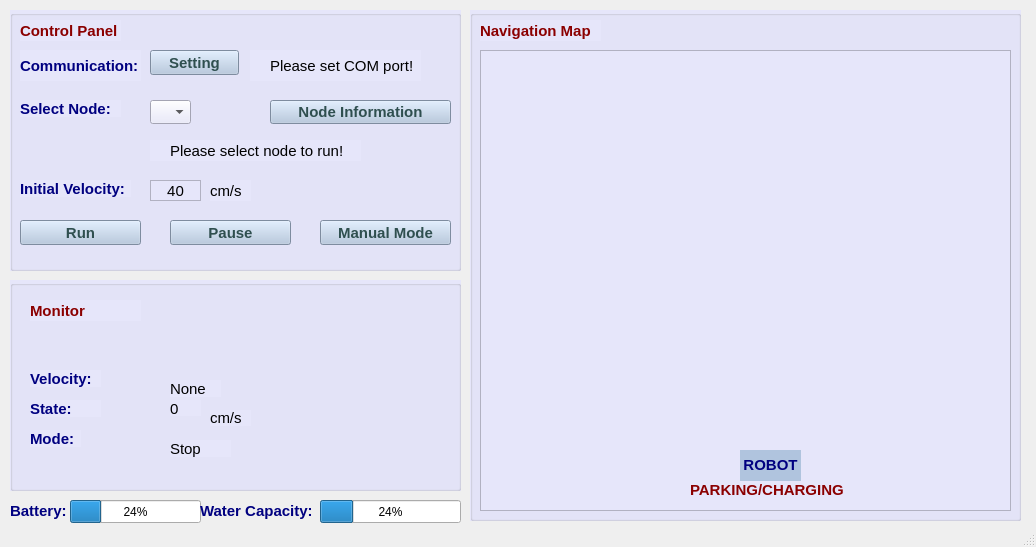
Qt form mainApp/mainwindow.ui (trieu1162000/appUsingQt) before a commit.
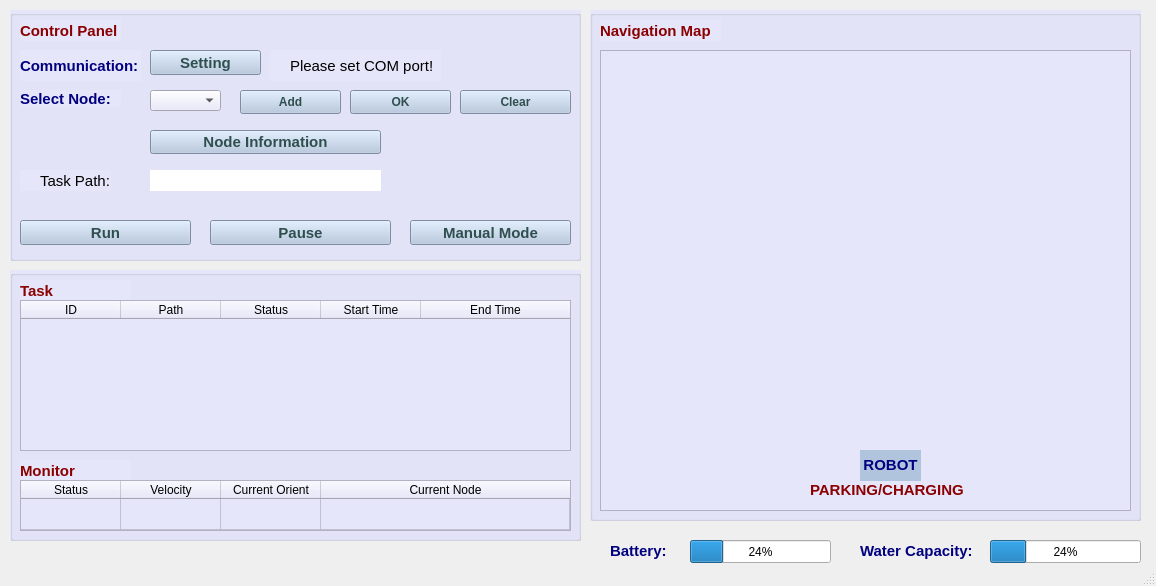
The same form after that commit. Icons and pictures are not drawn.

The edit to the form file:
```diff
--- a/mainApp/mainwindow.ui
+++ b/mainApp/mainwindow.ui
@@ -6,8 +6,8 @@
    <rect>
     <x>0</x>
     <y>0</y>
-    <width>1036</width>
-    <height>547</height>
+    <width>1156</width>
+    <height>586</height>
    </rect>
   </property>
   <property name="windowTitle">
@@ -19,8 +19,8 @@
      <rect>
       <x>10</x>
       <y>10</y>
-      <width>451</width>
-      <height>261</height>
+      <width>571</width>
+      <height>251</height>
      </rect>
     </property>
     <property name="font">
@@ -85,7 +85,7 @@
      <property name="geometry">
       <rect>
        <x>10</x>
-       <y>90</y>
+       <y>80</y>
        <width>101</width>
        <height>17</height>
       </rect>
@@ -108,7 +108,7 @@
       <rect>
        <x>140</x>
        <y>40</y>
-       <width>89</width>
+       <width>111</width>
        <height>25</height>
       </rect>
      </property>
@@ -134,7 +134,7 @@
       <rect>
        <x>10</x>
        <y>210</y>
-       <width>121</width>
+       <width>171</width>
        <height>25</height>
       </rect>
      </property>
@@ -155,61 +155,12 @@
        <normaloff>:/imgs/icon_image/icon_run.png</normaloff>:/imgs/icon_image/icon_run.png</iconset>
      </property>
     </widget>
-    <widget class="QLabel" name="init_velocity_label">
-     <property name="geometry">
-      <rect>
-       <x>10</x>
-       <y>170</y>
-       <width>111</width>
-       <height>17</height>
-      </rect>
-     </property>
-     <property name="font">
-      <font>
-       <pointsize>11</pointsize>
-       <bold>true</bold>
-      </font>
-     </property>
-     <property name="styleSheet">
-      <string notr="true">font-weight : bold; color : Navy;</string>
-     </property>
-     <property name="text">
-      <string>Initial Velocity:</string>
-     </property>
-    </widget>
-    <widget class="QTextEdit" name="velocity_textedit">
-     <property name="geometry">
-      <rect>
-       <x>140</x>
-       <y>170</y>
-       <width>51</width>
-       <height>21</height>
-      </rect>
-     </property>
-     <property name="font">
-      <font>
-       <pointsize>11</pointsize>
-      </font>
-     </property>
-     <property name="verticalScrollBarPolicy">
-      <enum>Qt::ScrollBarAlwaysOff</enum>
-     </property>
-     <property name="html">
-      <string>&lt;!DOCTYPE HTML PUBLIC &quot;-//W3C//DTD HTML 4.0//EN&quot; &quot;http://www.w3.org/TR/REC-html40/strict.dtd&quot;&gt;
-&lt;html&gt;&lt;head&gt;&lt;meta name=&quot;qrichtext&quot; content=&quot;1&quot; /&gt;&lt;meta charset=&quot;utf-8&quot; /&gt;&lt;style type=&quot;text/css&quot;&gt;
-p, li { white-space: pre-wrap; }
-hr { height: 1px; border-width: 0; }
-&lt;/style&gt;&lt;/head&gt;&lt;body style=&quot; font-family:'Segoe UI'; font-size:11pt; font-weight:400; font-style:normal;&quot;&gt;
-&lt;p align=&quot;center&quot; style=&quot; margin-top:0px; margin-bottom:0px; margin-left:0px; margin-right:0px; -qt-block-indent:0; text-indent:0px;&quot;&gt;&lt;span style=&quot; font-family:'Ubuntu';&quot;&gt;40&lt;/span&gt;&lt;/p&gt;
-&lt;p align=&quot;center&quot; style=&quot;-qt-paragraph-type:empty; margin-top:0px; margin-bottom:0px; margin-left:0px; margin-right:0px; -qt-block-indent:0; text-indent:0px; font-family:'Ubuntu';&quot;&gt;&lt;br /&gt;&lt;/p&gt;&lt;/body&gt;&lt;/html&gt;</string>
-     </property>
-    </widget>
     <widget class="QPushButton" name="pause_resume_button">
      <property name="geometry">
       <rect>
-       <x>160</x>
+       <x>200</x>
        <y>210</y>
-       <width>121</width>
+       <width>181</width>
        <height>25</height>
       </rect>
      </property>
@@ -233,8 +184,8 @@
     <widget class="QLabel" name="label_4">
      <property name="geometry">
       <rect>
-       <x>140</x>
-       <y>130</y>
+       <x>10</x>
+       <y>160</y>
        <width>21</width>
        <height>21</height>
       </rect>
@@ -254,7 +205,7 @@
     <widget class="QLabel" name="connected_label">
      <property name="geometry">
       <rect>
-       <x>260</x>
+       <x>280</x>
        <y>40</y>
        <width>151</width>
        <height>31</height>
@@ -272,7 +223,7 @@
     <widget class="QLabel" name="label_5">
      <property name="geometry">
       <rect>
-       <x>240</x>
+       <x>260</x>
        <y>40</y>
        <width>21</width>
        <height>31</height>
@@ -290,30 +241,12 @@
       <pixmap resource="Resources.qrc">:/imgs/icon_image/icon_info_small.png</pixmap>
      </property>
     </widget>
-    <widget class="QLabel" name="mode_label_3">
-     <property name="geometry">
-      <rect>
-       <x>200</x>
-       <y>170</y>
-       <width>41</width>
-       <height>21</height>
-      </rect>
-     </property>
-     <property name="font">
-      <font>
-       <pointsize>11</pointsize>
-      </font>
-     </property>
-     <property name="text">
-      <string>cm/s</string>
-     </property>
-    </widget>
     <widget class="QLabel" name="mode_label_4">
      <property name="geometry">
       <rect>
-       <x>160</x>
-       <y>130</y>
-       <width>191</width>
+       <x>30</x>
+       <y>160</y>
+       <width>71</width>
        <height>21</height>
       </rect>
      </property>
@@ -323,15 +256,15 @@
       </font>
      </property>
      <property name="text">
-      <string>Please select node to run!</string>
+      <string>Task Path:</string>
      </property>
     </widget>
     <widget class="QPushButton" name="manual_mode_button">
      <property name="geometry">
       <rect>
-       <x>310</x>
+       <x>400</x>
        <y>210</y>
-       <width>131</width>
+       <width>161</width>
        <height>25</height>
       </rect>
      </property>
@@ -356,18 +289,18 @@
      <property name="geometry">
       <rect>
        <x>140</x>
-       <y>90</y>
-       <width>41</width>
-       <height>24</height>
+       <y>80</y>
+       <width>71</width>
+       <height>21</height>
       </rect>
      </property>
     </widget>
     <widget class="QPushButton" name="nodes_i4_pushButton">
      <property name="geometry">
       <rect>
-       <x>260</x>
-       <y>90</y>
-       <width>181</width>
+       <x>140</x>
+       <y>120</y>
+       <width>231</width>
        <height>24</height>
       </rect>
      </property>
@@ -388,14 +321,98 @@
        <normaloff>:/imgs/icon_image/icon_nodeMap.png</normaloff>:/imgs/icon_image/icon_nodeMap.png</iconset>
      </property>
     </widget>
+    <widget class="QPushButton" name="add_node_pushButton">
+     <property name="geometry">
+      <rect>
+       <x>230</x>
+       <y>80</y>
+       <width>101</width>
+       <height>24</height>
+      </rect>
+     </property>
+     <property name="styleSheet">
+      <string notr="true">font-weight : bold; background-color : LightSteelBlue; color : DarkSlateGray;</string>
+     </property>
+     <property name="text">
+      <string>Add</string>
+     </property>
+     <property name="icon">
+      <iconset resource="Resources.qrc">
+       <normaloff>:/imgs/icon_image/icon_add.png</normaloff>:/imgs/icon_image/icon_add.png</iconset>
+     </property>
+    </widget>
+    <widget class="QLabel" name="path_label">
+     <property name="geometry">
+      <rect>
+       <x>140</x>
+       <y>160</y>
+       <width>231</width>
+       <height>21</height>
+      </rect>
+     </property>
+     <property name="font">
+      <font>
+       <pointsize>11</pointsize>
+      </font>
+     </property>
+     <property name="autoFillBackground">
+      <bool>false</bool>
+     </property>
+     <property name="styleSheet">
+      <string notr="true">background-color : White;</string>
+     </property>
+     <property name="text">
+      <string/>
+     </property>
+    </widget>
+    <widget class="QPushButton" name="ok_node_pushButton">
+     <property name="geometry">
+      <rect>
+       <x>340</x>
+       <y>80</y>
+       <width>101</width>
+       <height>24</height>
+      </rect>
+     </property>
+     <property name="styleSheet">
+      <string notr="true">font-weight : bold; background-color : LightSteelBlue; color : DarkSlateGray;</string>
+     </property>
+     <property name="text">
+      <string>OK</string>
+     </property>
+     <property name="icon">
+      <iconset resource="Resources.qrc">
+       <normaloff>:/imgs/icon_image/icon_save.png</normaloff>:/imgs/icon_image/icon_save.png</iconset>
+     </property>
+    </widget>
+    <widget class="QPushButton" name="clear_path_pushButton">
+     <property name="geometry">
+      <rect>
+       <x>450</x>
+       <y>80</y>
+       <width>111</width>
+       <height>24</height>
+      </rect>
+     </property>
+     <property name="styleSheet">
+      <string notr="true">font-weight : bold; background-color : LightSteelBlue; color : DarkSlateGray;</string>
+     </property>
+     <property name="text">
+      <string>Clear</string>
+     </property>
+     <property name="icon">
+      <iconset resource="Resources.qrc">
+       <normaloff>:/imgs/icon_image/icon_delete.png</normaloff>:/imgs/icon_image/icon_delete.png</iconset>
+     </property>
+    </widget>
    </widget>
    <widget class="QGroupBox" name="general_status_groupBox">
     <property name="geometry">
      <rect>
       <x>10</x>
-      <y>280</y>
-      <width>451</width>
-      <height>211</height>
+      <y>270</y>
+      <width>571</width>
+      <height>271</height>
      </rect>
     </property>
     <property name="font">
@@ -416,8 +433,8 @@
     <widget class="QLabel" name="g_status_label">
      <property name="geometry">
       <rect>
-       <x>20</x>
-       <y>20</y>
+       <x>10</x>
+       <y>190</y>
        <width>111</width>
        <height>21</height>
       </rect>
@@ -438,10 +455,10 @@
     <widget class="QLabel" name="mode_label_2">
      <property name="geometry">
       <rect>
-       <x>20</x>
-       <y>150</y>
-       <width>51</width>
-       <height>17</height>
+       <x>10</x>
+       <y>10</y>
+       <width>111</width>
+       <height>21</height>
       </rect>
      </property>
      <property name="font">
@@ -451,133 +468,143 @@
       </font>
      </property>
      <property name="styleSheet">
-      <string notr="true">font-weight : bold; color : Navy;</string>
+      <string notr="true">font-weight : bold; color : DarkRed; </string>
      </property>
      <property name="text">
-      <string>Mode:</string>
+      <string>Task</string>
      </property>
     </widget>
-    <widget class="QLabel" name="init_velocity_label_2">
+    <widget class="QTableWidget" name="task_tableWidget">
      <property name="geometry">
       <rect>
-       <x>20</x>
-       <y>90</y>
-       <width>71</width>
-       <height>17</height>
+       <x>10</x>
+       <y>30</y>
+       <width>551</width>
+       <height>151</height>
       </rect>
      </property>
-     <property name="font">
-      <font>
-       <pointsize>11</pointsize>
-       <bold>true</bold>
-      </font>
-     </property>
      <property name="styleSheet">
-      <string notr="true">font-weight : bold; color : Navy;</string>
+      <string notr="true"/>
      </property>
-     <property name="text">
-      <string>Velocity:</string>
+     <property name="alternatingRowColors">
+      <bool>false</bool>
      </property>
-    </widget>
-    <widget class="QLabel" name="state_label">
-     <property name="geometry">
-      <rect>
-       <x>20</x>
-       <y>120</y>
-       <width>71</width>
-       <height>17</height>
-      </rect>
+     <property name="gridStyle">
+      <enum>Qt::SolidLine</enum>
      </property>
-     <property name="font">
-      <font>
-       <pointsize>11</pointsize>
-       <bold>true</bold>
-      </font>
+     <property name="rowCount">
+      <number>0</number>
      </property>
-     <property name="styleSheet">
-      <string notr="true">font-weight : bold; color : Navy;</string>
-     </property>
-     <property name="text">
-      <string>State:</string>
-     </property>
+     <attribute name="horizontalHeaderVisible">
+      <bool>true</bool>
+     </attribute>
+     <attribute name="horizontalHeaderCascadingSectionResizes">
+      <bool>true</bool>
+     </attribute>
+     <attribute name="horizontalHeaderStretchLastSection">
+      <bool>true</bool>
+     </attribute>
+     <attribute name="verticalHeaderVisible">
+      <bool>false</bool>
+     </attribute>
+     <attribute name="verticalHeaderCascadingSectionResizes">
+      <bool>true</bool>
+     </attribute>
+     <attribute name="verticalHeaderStretchLastSection">
+      <bool>false</bool>
+     </attribute>
+     <column>
+      <property name="text">
+       <string>ID</string>
+      </property>
+     </column>
+     <column>
+      <property name="text">
+       <string>Path</string>
+      </property>
+     </column>
+     <column>
+      <property name="text">
+       <string>Status</string>
+      </property>
+     </column>
+     <column>
+      <property name="text">
+       <string>Start Time</string>
+      </property>
+     </column>
+     <column>
+      <property name="text">
+       <string>End Time</string>
+      </property>
+     </column>
     </widget>
-    <widget class="QLabel" name="init_velocity_label_6">
+    <widget class="QTableWidget" name="monitor_tableWidget">
      <property name="geometry">
       <rect>
-       <x>200</x>
-       <y>130</y>
-       <width>41</width>
-       <height>16</height>
+       <x>10</x>
+       <y>210</y>
+       <width>551</width>
+       <height>51</height>
       </rect>
      </property>
-     <property name="font">
-      <font>
-       <pointsize>11</pointsize>
-      </font>
+     <property name="sizeAdjustPolicy">
+      <enum>QAbstractScrollArea::AdjustIgnored</enum>
      </property>
-     <property name="text">
-      <string>cm/s</string>
+     <property name="alternatingRowColors">
+      <bool>false</bool>
      </property>
-    </widget>
-    <widget class="QLabel" name="init_velocity_label_7">
-     <property name="geometry">
-      <rect>
-       <x>160</x>
-       <y>120</y>
-       <width>31</width>
-       <height>16</height>
-      </rect>
+     <property name="rowCount">
+      <number>1</number>
      </property>
-     <property name="font">
-      <font>
-       <pointsize>11</pointsize>
-      </font>
+     <property name="columnCount">
+      <number>4</number>
      </property>
-     <property name="text">
-      <string>&lt;html&gt;&lt;head/&gt;&lt;body&gt;&lt;p&gt;0&lt;/p&gt;&lt;/body&gt;&lt;/html&gt;</string>
-     </property>
-    </widget>
-    <widget class="QLabel" name="init_velocity_label_8">
-     <property name="geometry">
-      <rect>
-       <x>160</x>
-       <y>100</y>
-       <width>51</width>
-       <height>17</height>
-      </rect>
-     </property>
-     <property name="font">
-      <font>
-       <pointsize>11</pointsize>
-      </font>
-     </property>
-     <property name="text">
-      <string>None</string>
-     </property>
-    </widget>
-    <widget class="QLabel" name="init_velocity_label_9">
-     <property name="geometry">
-      <rect>
-       <x>160</x>
-       <y>160</y>
-       <width>61</width>
-       <height>17</height>
-      </rect>
-     </property>
-     <property name="font">
-      <font>
-       <pointsize>11</pointsize>
-      </font>
-     </property>
-     <property name="text">
-      <string>Stop</string>
-     </property>
+     <attribute name="horizontalHeaderVisible">
+      <bool>true</bool>
+     </attribute>
+     <attribute name="horizontalHeaderCascadingSectionResizes">
+      <bool>false</bool>
+     </attribute>
+     <attribute name="horizontalHeaderStretchLastSection">
+      <bool>true</bool>
+     </attribute>
+     <attribute name="verticalHeaderVisible">
+      <bool>false</bool>
+     </attribute>
+     <attribute name="verticalHeaderCascadingSectionResizes">
+      <bool>true</bool>
+     </attribute>
+     <attribute name="verticalHeaderStretchLastSection">
+      <bool>true</bool>
+     </attribute>
+     <row/>
+     <column>
+      <property name="text">
+       <string>Status</string>
+      </property>
+     </column>
+     <column>
+      <property name="text">
+       <string>Velocity</string>
+      </property>
+     </column>
+     <column>
+      <property name="text">
+       <string>Current Orient</string>
+      </property>
+     </column>
+     <column>
+      <property name="text">
+       <string>Current Node</string>
+      </property>
+     </column>
     </widget>
    </widget>
    <widget class="QGroupBox" name="map_groupBox">
     <property name="geometry">
      <rect>
-      <x>470</x>
+      <x>590</x>
       <y>10</y>
       <width>551</width>
       <height>511</height>
@@ -677,8 +704,8 @@
    <widget class="QLabel" name="battery_label">
     <property name="geometry">
      <rect>
-      <x>10</x>
-      <y>500</y>
+      <x>610</x>
+      <y>540</y>
       <width>71</width>
       <height>21</height>
      </rect>
@@ -699,21 +726,8 @@
    <widget class="QProgressBar" name="battery_progressBar">
     <property name="geometry">
      <rect>
-      <x>70</x>
-      <y>500</y>
-      <width>131</width>
-      <height>23</height>
-     </rect>
-    </property>
-    <property name="value">
-     <number>24</number>
-    </property>
-   </widget>
-   <widget class="QProgressBar" name="water_c_progressBar">
-    <property name="geometry">
-     <rect>
-      <x>320</x>
-      <y>500</y>
+      <x>690</x>
+      <y>540</y>
       <width>141</width>
       <height>23</height>
      </rect>
@@ -722,11 +736,24 @@
      <number>24</number>
     </property>
    </widget>
+   <widget class="QProgressBar" name="water_c_progressBar">
+    <property name="geometry">
+     <rect>
+      <x>990</x>
+      <y>540</y>
+      <width>151</width>
+      <height>23</height>
+     </rect>
+    </property>
+    <property name="value">
+     <number>24</number>
+    </property>
+   </widget>
    <widget class="QLabel" name="battery_label_2">
     <property name="geometry">
      <rect>
-      <x>200</x>
-      <y>500</y>
+      <x>860</x>
+      <y>540</y>
       <width>111</width>
       <height>21</height>
      </rect>
```
Left out of the diff: 2 changed lines with no effect on the pictures.
